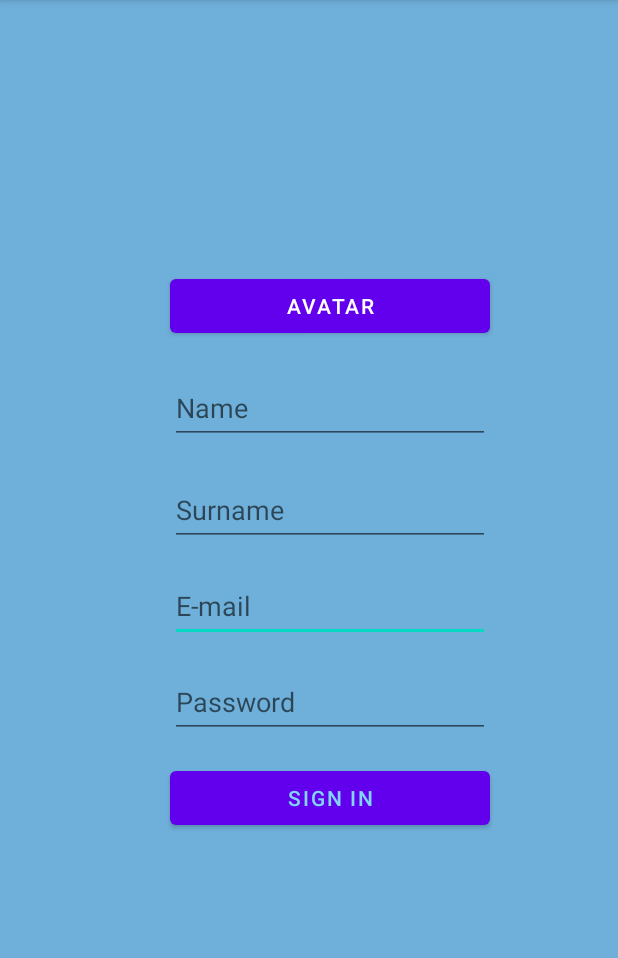
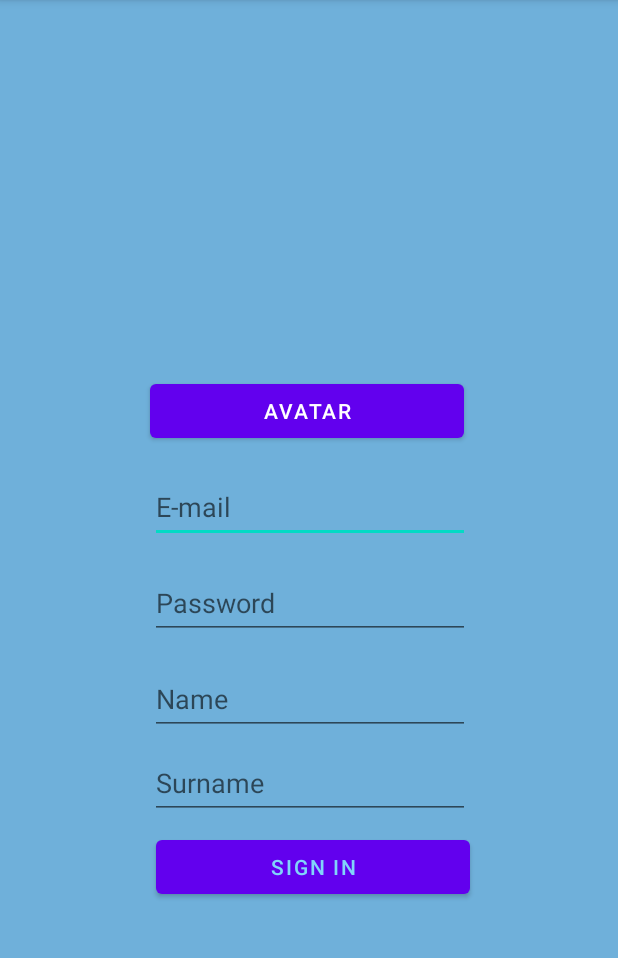
Before and after one commit to Joji-Moji/Log.Pass_without_BD, an Android app: the screen it shows after launch (MainActivity2), after a tap on "REGISTER", on a phone screen of 412 x 824 dp, the part 84-1042 px from its top. Run offline under Robolectric (Android 15) with nearby library versions, the phone set to English and light mode, and no system bars; 1 other tap on this screen came first.

```diff
--- a/app/src/main/res/layout/activity_main2.xml
+++ b/app/src/main/res/layout/activity_main2.xml
@@ -9,38 +9,38 @@
 
     <ImageView
         android:id="@+id/imageView"
-        android:layout_width="wrap_content"
-        android:layout_height="wrap_content"
-        android:layout_marginTop="28dp"
+        android:layout_width="150dp"
+        android:layout_height="150dp"
+        android:layout_marginTop="72dp"
         android:contentDescription="@string/avatar"
         android:visibility="invisible"
         app:layout_constraintEnd_toEndOf="parent"
-        app:layout_constraintHorizontal_bias="0.558"
+        app:layout_constraintHorizontal_bias="0.498"
         app:layout_constraintStart_toStartOf="parent"
         app:layout_constraintTop_toTopOf="parent"
-        tools:srcCompat="@tools:sample/avatars" />
+        app:srcCompat="@drawable/avatar" />
 
     <EditText
         android:id="@+id/editE_mail"
         android:layout_width="wrap_content"
         android:layout_height="wrap_content"
-        android:layout_marginTop="380dp"
+        android:layout_marginTop="16dp"
         android:ems="10"
         android:hint="@string/hintEmail"
         android:importantForAutofill="no"
         android:inputType="textEmailAddress"
         android:minHeight="48dp"
         android:visibility="visible"
-        app:layout_constraintEnd_toEndOf="parent"
-        app:layout_constraintHorizontal_bias="0.572"
-        app:layout_constraintStart_toStartOf="parent"
-        app:layout_constraintTop_toTopOf="parent" />
+        app:layout_constraintEnd_toEndOf="@+id/button2"
+        app:layout_constraintHorizontal_bias="0.0"
+        app:layout_constraintStart_toStartOf="@+id/button2"
+        app:layout_constraintTop_toBottomOf="@+id/button2" />
 
     <EditText
         android:id="@+id/editSurname"
         android:layout_width="0dp"
         android:layout_height="wrap_content"
-        android:layout_marginTop="20dp"
+        android:layout_marginTop="8dp"
         android:ems="10"
         android:hint="@string/hintSurName"
         android:importantForAutofill="no"
@@ -48,22 +48,22 @@
         android:minHeight="48dp"
         android:visibility="visible"
         app:layout_constraintEnd_toEndOf="@+id/editName"
-        app:layout_constraintHorizontal_bias="0.0"
+        app:layout_constraintHorizontal_bias="1.0"
         app:layout_constraintStart_toStartOf="@+id/editName"
         app:layout_constraintTop_toBottomOf="@+id/editName" />
 
     <Button
         android:id="@+id/button2"
-        android:layout_width="0dp"
-        android:layout_height="wrap_content"
-        android:layout_marginBottom="20dp"
+        android:layout_width="209dp"
+        android:layout_height="48dp"
+        android:layout_marginTop="28dp"
         android:onClick="onClickAvatar"
         android:text="@string/buttonAvatar"
         android:visibility="visible"
-        app:layout_constraintBottom_toTopOf="@+id/editName"
-        app:layout_constraintEnd_toEndOf="@+id/editName"
-        app:layout_constraintHorizontal_bias="0.533"
-        app:layout_constraintStart_toStartOf="@+id/editName" />
+        app:layout_constraintEnd_toEndOf="@+id/imageView"
+        app:layout_constraintHorizontal_bias="0.518"
+        app:layout_constraintStart_toStartOf="@+id/imageView"
+        app:layout_constraintTop_toBottomOf="@+id/imageView" />
 
     <EditText
         android:id="@+id/editPass"
@@ -72,45 +72,44 @@
         android:layout_marginTop="16dp"
         android:ems="10"
         android:hint="@string/hintPassword"
-        android:inputType="numberPassword"
+        android:inputType="textPassword|numberPassword"
         android:minHeight="48dp"
         android:visibility="visible"
         app:layout_constraintEnd_toEndOf="@+id/editE_mail"
         app:layout_constraintHorizontal_bias="0.0"
         app:layout_constraintStart_toStartOf="@+id/editE_mail"
         app:layout_constraintTop_toBottomOf="@+id/editE_mail"
-        tools:ignore="TextContrastCheck,TextContrastCheck"         />
+        tools:ignore="TextContrastCheck,TextContrastCheck" />
 
     <EditText
         android:id="@+id/editName"
         android:layout_width="wrap_content"
         android:layout_height="wrap_content"
-        android:layout_marginTop="248dp"
+        android:layout_marginTop="16dp"
         android:ems="10"
         android:hint="@string/hintName"
         android:importantForAutofill="no"
         android:inputType="textPersonName"
         android:minHeight="48dp"
         android:visibility="visible"
-        app:layout_constraintEnd_toEndOf="parent"
-        app:layout_constraintHorizontal_bias="0.572"
-        app:layout_constraintStart_toStartOf="parent"
-        app:layout_constraintTop_toTopOf="parent"
+        app:layout_constraintEnd_toEndOf="@+id/editPass"
+        app:layout_constraintHorizontal_bias="1.0"
+        app:layout_constraintStart_toStartOf="@+id/editPass"
+        app:layout_constraintTop_toBottomOf="@+id/editPass"
         tools:ignore="TextContrastCheck" />
 
     <Button
         android:id="@+id/button3"
-        android:layout_width="0dp"
-        android:layout_height="wrap_content"
-        android:layout_marginTop="16dp"
+        android:layout_width="209dp"
+        android:layout_height="48dp"
+        android:layout_marginTop="8dp"
         android:onClick="onClickSignIn"
         android:text="@string/buttonSignIn"
         android:textColor="#81D4FA"
-        android:visibility="visible"
         app:layout_constraintEnd_toEndOf="@+id/editPass"
-        app:layout_constraintHorizontal_bias="0.0"
+        app:layout_constraintHorizontal_bias="1.0"
         app:layout_constraintStart_toStartOf="@+id/editPass"
-        app:layout_constraintTop_toBottomOf="@+id/editPass"
+        app:layout_constraintTop_toBottomOf="@+id/editSurname"
         tools:ignore="TextContrastCheck" />
 
 </androidx.constraintlayout.widget.ConstraintLayout>
--- a/app/src/main/res/values/strings.xml
+++ b/app/src/main/res/values/strings.xml
@@ -8,4 +8,6 @@
     <string name="hintSurName">Surname</string>
     <string name="buttonAvatar">Avatar</string>
     <string name="avatar">Avatar</string>
+    <string name="logout">Logout</string>
+
 </resources>
```
Also changed, not shown: app/src/main/java/com/example/myfirsttestproj/Constance/Constance_key.kt (+9 -2 lines), app/src/main/java/com/example/myfirsttestproj/MainActivity.kt (+48 -19 lines), app/src/main/java/com/example/myfirsttestproj/MainActivity2.kt (+33 -14 lines), app/src/main/res/layout/activity_main.xml (+18 -18 lines), app/src/main/res/drawable/avatar.jpg (added), app/src/main/res/drawable/avatar1.jpg (added).
